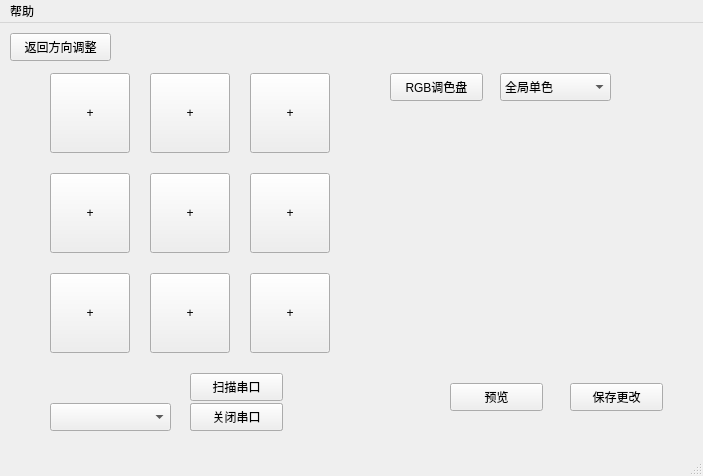
First picture: the form in UI/KeyLayout.ui, repository CATH2/CH552G_9KeyBoard_Change_Value, before the edit.
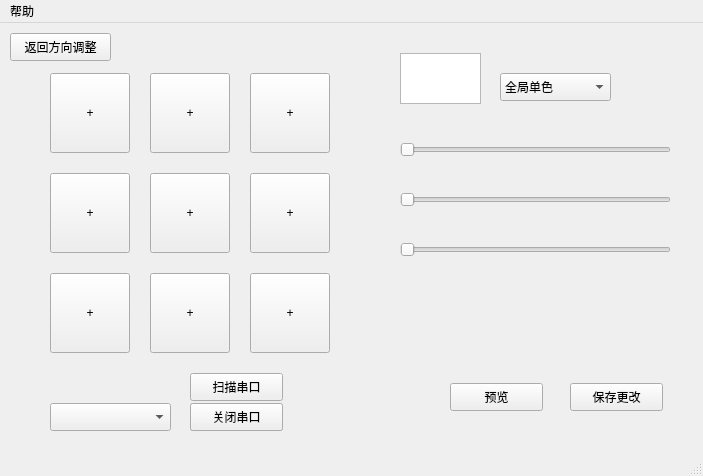
Second picture: the form after the edit.

Diff of the .ui file:
```diff
--- a/UI/KeyLayout.ui
+++ b/UI/KeyLayout.ui
@@ -210,19 +210,6 @@
      <string>保存更改</string>
     </property>
    </widget>
-   <widget class="QPushButton" name="pushButton_RGB">
-    <property name="geometry">
-     <rect>
-      <x>390</x>
-      <y>50</y>
-      <width>93</width>
-      <height>28</height>
-     </rect>
-    </property>
-    <property name="text">
-     <string>RGB调色盘</string>
-    </property>
-   </widget>
    <widget class="QPushButton" name="pushButton_close">
     <property name="geometry">
      <rect>
@@ -275,6 +262,58 @@
      <string/>
     </property>
    </widget>
+   <widget class="QTextBrowser" name="Canvas">
+    <property name="geometry">
+     <rect>
+      <x>400</x>
+      <y>30</y>
+      <width>81</width>
+      <height>51</height>
+     </rect>
+    </property>
+   </widget>
+   <widget class="QWidget" name="">
+    <property name="geometry">
+     <rect>
+      <x>400</x>
+      <y>90</y>
+      <width>271</width>
+      <height>176</height>
+     </rect>
+    </property>
+    <layout class="QVBoxLayout" name="verticalLayout">
+     <item>
+      <widget class="QSlider" name="Slider_R">
+       <property name="maximum">
+        <number>255</number>
+       </property>
+       <property name="orientation">
+        <enum>Qt::Horizontal</enum>
+       </property>
+      </widget>
+     </item>
+     <item>
+      <widget class="QSlider" name="Slider_G">
+       <property name="maximum">
+        <number>255</number>
+       </property>
+       <property name="orientation">
+        <enum>Qt::Horizontal</enum>
+       </property>
+      </widget>
+     </item>
+     <item>
+      <widget class="QSlider" name="Slider_B">
+       <property name="maximum">
+        <number>255</number>
+       </property>
+       <property name="orientation">
+        <enum>Qt::Horizontal</enum>
+       </property>
+      </widget>
+     </item>
+    </layout>
+   </widget>
   </widget>
   <widget class="QMenuBar" name="menubar">
    <property name="geometry">
```
